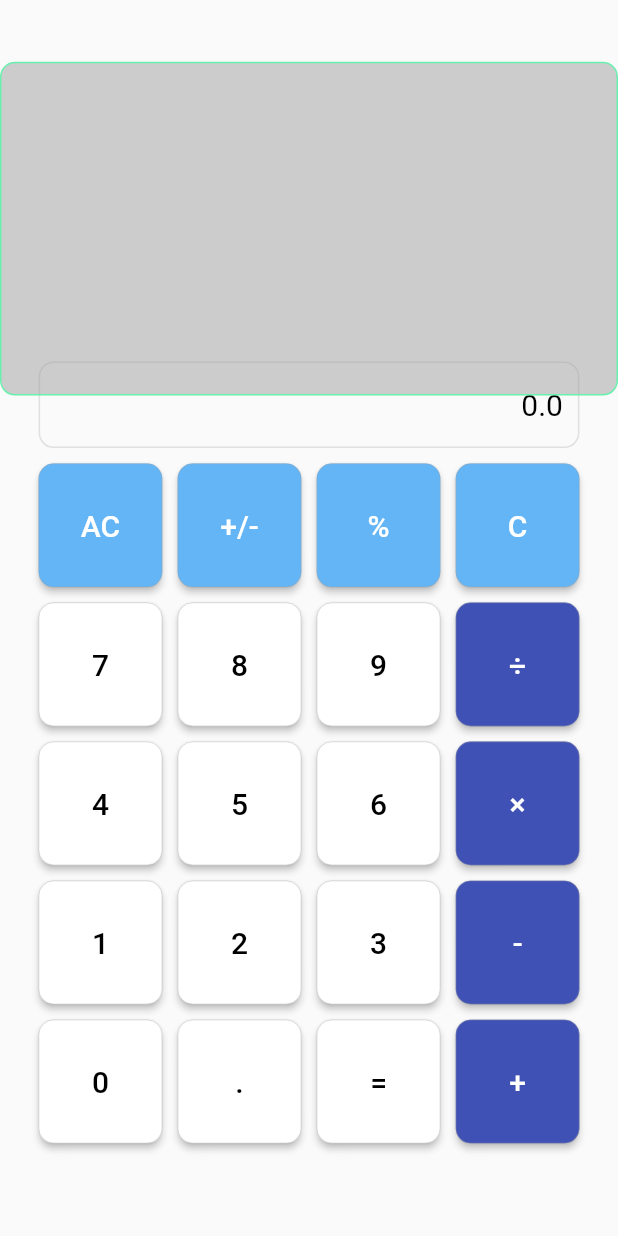
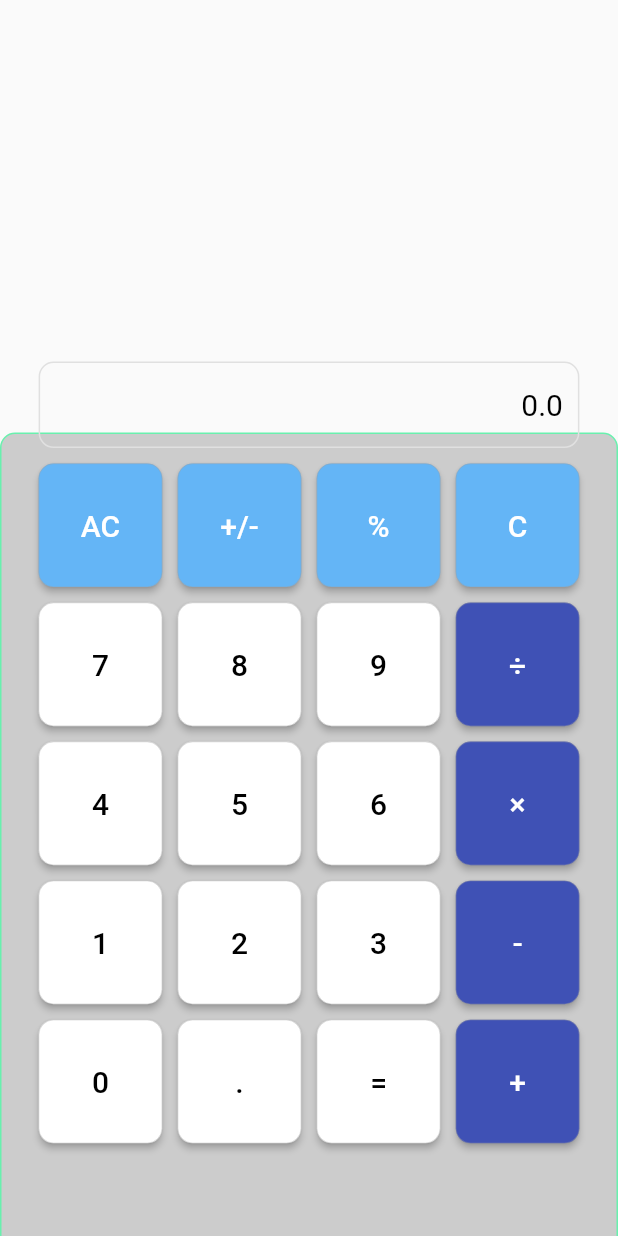
Before and after one commit to riii-san/container_calculator, a Flutter app: the screen it shows after launch, on a phone screen of 412 x 824 dp. Run offline on Flutter 3.47's test engine with Material 2 defaults, Android fonts, the phone set to English and light mode, and no system bars.

Commit message:
ドラッグ後のコンテナを移動可能

```diff
--- a/lib/config.dart
+++ b/lib/config.dart
@@ -1,15 +1,26 @@
 import 'package:flutter/cupertino.dart';
 
 // ignore: camel_case_types
-class config{
+class Config{
 
   // 画面サイズ定義
   late double deviceHeight; // 縦 : 926.0
   late double deviceWidth; // 横 : 428.0
 
-  config(var context){
+  Config(var context){
     deviceHeight = MediaQuery.of(context).size.height;
     deviceWidth = MediaQuery.of(context).size.width;
   }
 
 }
+
+
+class Cont{
+  late Offset pos;
+  late double num;
+
+  Cont(Offset createPos,double number){
+    pos = createPos;
+    num = number;
+  }
+}
--- a/lib/data.class.dart
+++ b/lib/data.class.dart
@@ -1,6 +1,7 @@
 // ignore: camel_case_types
 import 'package:flutter/cupertino.dart';
 
+// ignore: camel_case_types
 class data{
   late String num;
   TextEditingController valueController = TextEditingController();
--- a/lib/main.dart
+++ b/lib/main.dart
@@ -1,5 +1,6 @@
 import 'package:flutter/material.dart';
 import 'data.class.dart';
+import 'config.dart';
 
 /*
  TODO : 0.0 → 0 一次対策のみ完了
@@ -48,6 +49,12 @@ double currentViewNum = 0;
 
 // 現在選択中の演算子を格納
 String currentOperator = "";
+
+// フリー座標の個別インスタンス
+Cont? _cont;
+
+// debug
+List<Cont> tempList = [];
 
 // 保存している数字を格納
 List<data> storeNum = [];
@@ -169,6 +176,23 @@ class _MyHomePageState extends State<MyHomePage> {
     return Scaffold(
       body: Stack(
         children: <Widget>[
+          // 計算結果保存領域
+          Positioned(
+            top: _containerSize * 3.5,
+            left: 0,
+            width: _deviceWidth,
+            height: _deviceHeight * 0.7,
+            child: DragTarget(builder: (context, candidateData, rejectedData) {
+              return Container(
+                // TODO : 塗りつぶし消す
+                decoration: BoxDecoration(
+                    border: Border.all(color: Colors.greenAccent),
+                    borderRadius: BorderRadius.circular(10),
+                    color: Colors.grey.withOpacity(0.5)
+                ),
+              );
+            }),
+          ),
           // 0
           Positioned(
             top: _deviceHeight - _containerSize - _bannerHeight,
@@ -694,51 +718,59 @@ class _MyHomePageState extends State<MyHomePage> {
                   child: Text(currentNum.toString(),style: TextStyle(color: Colors.black.withOpacity(0.2),fontSize: 20)),
                 ),
               ),
-              onDragCompleted: (){
-                print("入った");
+              onDraggableCanceled: (view,offset){
+                _cont = Cont(offset,currentNum);
+                tempList.add(_cont!);
+                print(tempList.length);
+                setState(() {});
               },
             ),
           ),
-          Positioned(
-            top: _containerSize * 0.5,
-            left: 0,
-            width: _deviceWidth,
-            height: _deviceHeight * 0.27,
-            child: DragTarget(builder: (context, candidateData, rejectedData) {
-              return Container(
-                // TODO : 塗りつぶし消す
-                decoration: BoxDecoration(
-                  border: Border.all(color: Colors.greenAccent),
-                  borderRadius: BorderRadius.circular(10),
-                  color: Colors.grey.withOpacity(0.5)
+
+          // 保存した結果を表示する領域
+          for(int j = 0; j < tempList.length; j++)
+            Positioned(
+              // TODO : ドラック&ドロップした座標を入力
+              left: tempList[j].pos.dx,
+              top: tempList[j].pos.dy,
+              child: Draggable(
+                feedback: Material(
+                  child: Container(
+                    padding: const EdgeInsets.all(10),
+                    alignment: Alignment.centerRight,
+                    decoration: BoxDecoration(
+                      border: Border.all(color: Colors.grey.shade300),
+                      borderRadius: BorderRadius.circular(10),
+                      color: Colors.white
+                    ),
+                    width: _containerSize * 4 + _space * 3,
+                    height: _containerSize * 0.7,
+                    child: Text(tempList[j].num.toString(),style: TextStyle(color: Colors.black.withOpacity(0.2),fontSize: 20)),
+                  ),
                 ),
-              );
-            }),
-          )
+                child: Container(
+                  padding: const EdgeInsets.all(10),
+                  alignment: Alignment.centerRight,
+                  decoration: BoxDecoration(
+                    border: Border.all(color: Colors.grey.shade300),
+                    borderRadius: BorderRadius.circular(10),
+                      color: Colors.white
+                  ),
+                  width: _containerSize * 4 + _space * 3,
+                  height: _containerSize * 0.7,
+                  child: Text(tempList[j].num.toString(),style: const TextStyle(color: Colors.black,fontSize: 20)),
+                ),
+                childWhenDragging: Container(),
+                // 追加部分
+                onDraggableCanceled: (view, offset) {
+                  setState(() {
+                    tempList[j].pos = offset;
+                  });
+                },
+              ),
+            ),
         ],
       ),
     );
   }
 }
-
-Widget returnCalcButton(String character,int j){
-  i++;
-  return Positioned(
-    top: _deviceHeight - _containerSize - _bannerHeight,
-    left: _sideSpace + _space * i + _containerSize * i,
-    width: _containerSize,
-    height: _containerSize,
-    child: SizedBox(
-      child: ElevatedButton(
-        onPressed: (){},
-        style: ElevatedButton.styleFrom(
-            shape: RoundedRectangleBorder(
-                borderRadius: BorderRadius.circular(10)
-            ),
-            primary: Colors.blue.shade300
-        ),
-        child: const Text('AC',style: TextStyle(color: Colors.white,fontSize: 20),),
-      ),
-    ),
-  );
-}
```
